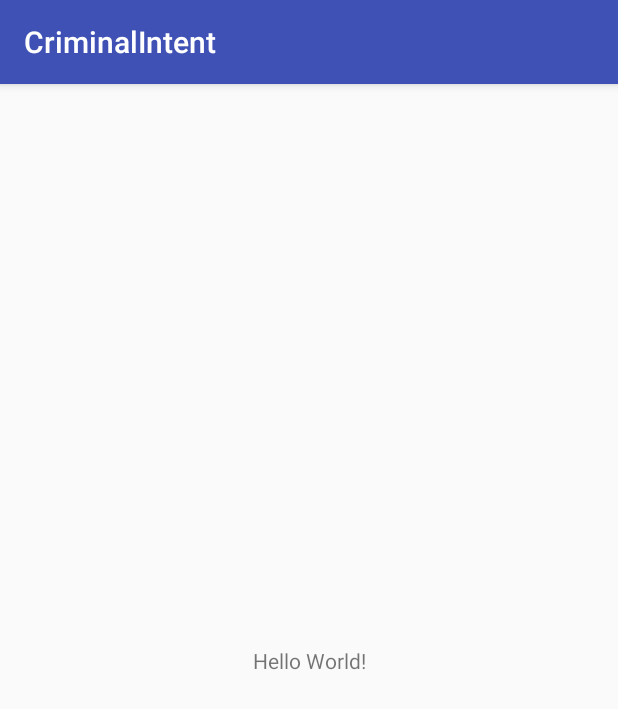
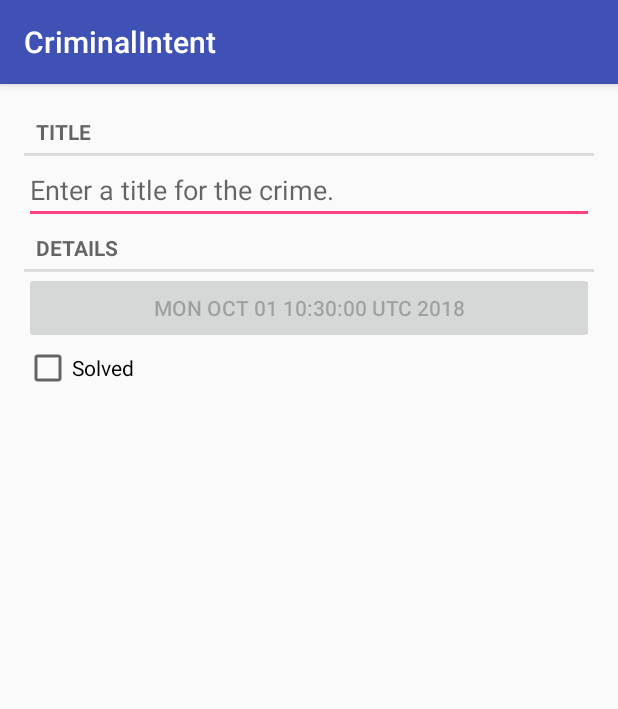
Before and after one commit to usc-sba006/MyReceipts, an Android app: the screen it shows after launch (CrimeActivity), on a phone screen of 412 x 824 dp. Shown: the top 709 px of the screen. Run offline under Robolectric (Android 15) with nearby library versions, the phone set to English and light mode, and no system bars.

Commit message:
Week 4 work completed - added and designed the first UI fragment (CrimeFragment) and called it in the main CrimeActivity, as well as the necessary Crime class and all other xml updates.

```diff
--- /dev/null
+++ b/app/src/main/java/com/bignerdranch/android/criminalintent/Crime.java
@@ -0,0 +1,41 @@
+package com.bignerdranch.android.criminalintent;
+
+import java.util.Date;
+import java.util.UUID;
+
+public class Crime {
+    private UUID mId;
+    private String mTitle;
+    private Date mDate;
+    private boolean mSolved;
+
+    public Crime() {
+
+        mId = UUID.randomUUID();
+        mDate = new Date();
+    }
+
+    public String getTitle() {
+        return mTitle;
+    }
+
+    public void setTitle(String mTitle) {
+        this.mTitle = mTitle;
+    }
+
+    public Date getDate() {
+        return mDate;
+    }
+
+    public void setDate(Date mDate) {
+        this.mDate = mDate;
+    }
+
+    public boolean isSolved() {
+        return mSolved;
+    }
+
+    public void setSolved(boolean mSolved) {
+        this.mSolved = mSolved;
+    }
+}
--- a/app/src/main/java/com/bignerdranch/android/criminalintent/CrimeActivity.java
+++ b/app/src/main/java/com/bignerdranch/android/criminalintent/CrimeActivity.java
@@ -1,5 +1,7 @@
 package com.bignerdranch.android.criminalintent;
 
+import android.support.v4.app.Fragment;
+import android.support.v4.app.FragmentManager;
 import android.support.v7.app.AppCompatActivity;
 import android.os.Bundle;
 
@@ -9,5 +11,15 @@ public class CrimeActivity extends AppCompatActivity {
     protected void onCreate(Bundle savedInstanceState) {
         super.onCreate(savedInstanceState);
         setContentView(R.layout.activity_crime);
+
+        FragmentManager fm = getSupportFragmentManager();
+        Fragment fragment = fm.findFragmentById(R.id.fragment_container);
+
+        if (fragment == null) {
+            fragment = new CrimeFragment();
+            fm.beginTransaction()
+                    .add(R.id.fragment_container, fragment)
+                    .commit();
+        }
     }
 }
--- /dev/null
+++ b/app/src/main/java/com/bignerdranch/android/criminalintent/CrimeFragment.java
@@ -0,0 +1,67 @@
+package com.bignerdranch.android.criminalintent;
+
+import android.os.Bundle;
+import android.support.v4.app.Fragment;
+import android.text.Editable;
+import android.text.TextWatcher;
+import android.view.LayoutInflater;
+import android.view.View;
+import android.view.ViewGroup;
+import android.widget.Button;
+import android.widget.CheckBox;
+import android.widget.CompoundButton;
+import android.widget.EditText;
+
+import static android.widget.CompoundButton.*;
+
+public class CrimeFragment extends Fragment {
+    private Crime mCrime;
+    private EditText mTitleField;
+    private Button mDateButton;
+    private CheckBox mSolvedCheckBox;
+
+    @Override
+    public void onCreate(Bundle savedInstanceState) {
+        super.onCreate(savedInstanceState);
+        mCrime = new Crime();
+    }
+
+    @Override
+    public View onCreateView(LayoutInflater inflater, ViewGroup container,
+                             Bundle savedInstanceState) {
+        View v = inflater.inflate(R.layout.fragment_crime, container, false);
+
+        mTitleField = (EditText) v.findViewById(R.id.crime_title);
+        mTitleField.addTextChangedListener(new TextWatcher() {
+            @Override
+            public void beforeTextChanged(
+                    CharSequence s, int start, int count, int after) {
+                // This space intentionally left blank
+            }
+            @Override
+            public void onTextChanged(
+                    CharSequence s, int start, int before, int count) {
+                mCrime.setTitle(s.toString());
+            }
+            @Override
+            public void afterTextChanged(Editable s) {
+                // This one too
+            }
+        });
+
+        mDateButton = (Button) v.findViewById(R.id.crime_date);
+        mDateButton.setText(mCrime.getDate().toString());
+        mDateButton.setEnabled(false);
+
+        mSolvedCheckBox = (CheckBox)v.findViewById(R.id.crime_solved);
+        mSolvedCheckBox.setOnCheckedChangeListener(new OnCheckedChangeListener() {
+            @Override
+            public void onCheckedChanged(CompoundButton buttonView,
+                                         boolean isChecked) {
+                mCrime.setSolved(isChecked);
+            }
+        });
+
+        return v;
+    }
+}
--- a/app/src/main/res/layout/activity_crime.xml
+++ b/app/src/main/res/layout/activity_crime.xml
@@ -1,19 +1,6 @@
 <?xml version="1.0" encoding="utf-8"?>
-<android.support.constraint.ConstraintLayout
+<FrameLayout
     xmlns:android="http://schemas.android.com/apk/res/android"
-    xmlns:app="http://schemas.android.com/apk/res-auto"
-    xmlns:tools="http://schemas.android.com/tools"
+    android:id="@+id/fragment_container"
     android:layout_width="match_parent"
-    android:layout_height="match_parent"
-    tools:context="com.bignerdranch.android.criminalintent.CrimeActivity">
-
-    <TextView
-        android:layout_width="wrap_content"
-        android:layout_height="wrap_content"
-        android:text="Hello World!"
-        app:layout_constraintBottom_toBottomOf="parent"
-        app:layout_constraintLeft_toLeftOf="parent"
-        app:layout_constraintRight_toRightOf="parent"
-        app:layout_constraintTop_toTopOf="parent"/>
-
-</android.support.constraint.ConstraintLayout>
+    android:layout_height="match_parent" />
--- /dev/null
+++ b/app/src/main/res/layout/fragment_crime.xml
@@ -0,0 +1,33 @@
+<?xml version="1.0" encoding="utf-8"?>
+<LinearLayout xmlns:android="http://schemas.android.com/apk/res/android"
+    android:layout_width="match_parent"
+    android:layout_height="match_parent"
+    android:layout_margin="16dp"
+    android:orientation="vertical">
+
+    <TextView
+        style="?android:listSeparatorTextViewStyle"
+        android:layout_width="match_parent"
+        android:layout_height="wrap_content"
+        android:text="@string/crime_title_label"/>
+    <EditText
+        android:id="@+id/crime_title"
+        android:layout_width="match_parent"
+        android:layout_height="wrap_content"
+        android:hint="@string/crime_title_hint"/>
+    <TextView
+        style="?android:listSeparatorTextViewStyle"
+        android:layout_width="match_parent"
+        android:layout_height="wrap_content"
+        android:text="@string/crime_details_label"/>
+    <Button
+        android:id="@+id/crime_date"
+        android:layout_width="match_parent"
+        android:layout_height="wrap_content"/>
+    <CheckBox
+        android:id="@+id/crime_solved"
+        android:layout_width="match_parent"
+        android:layout_height="wrap_content"
+        android:text="@string/crime_solved_label"/>
+
+</LinearLayout>
--- a/app/src/main/res/values/strings.xml
+++ b/app/src/main/res/values/strings.xml
@@ -1,3 +1,7 @@
 <resources>
     <string name="app_name">CriminalIntent</string>
+    <string name="crime_title_hint">Enter a title for the crime.</string>
+    <string name="crime_title_label">Title</string>
+    <string name="crime_details_label">Details</string>
+    <string name="crime_solved_label">Solved</string>
 </resources>
```
